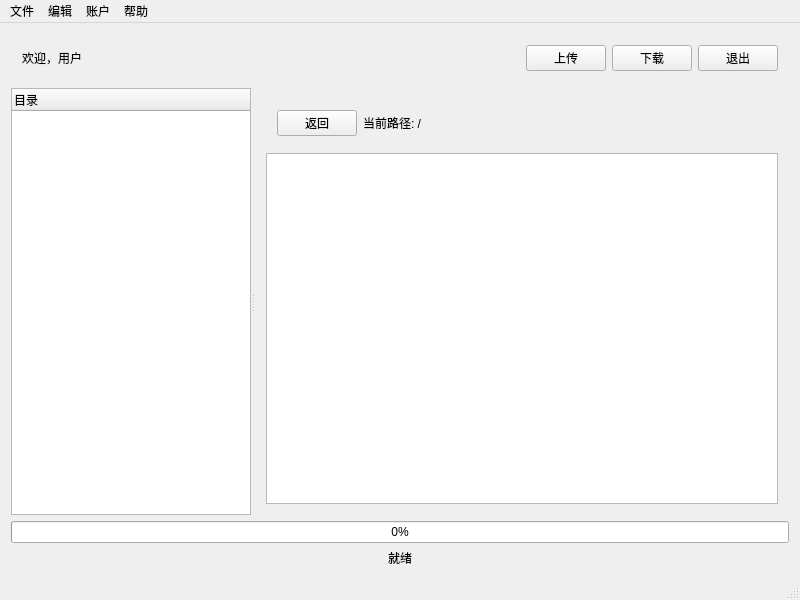
frankenstein27/MyNetDisk, file WangPanClient/mainwindow.ui: the form before one commit.
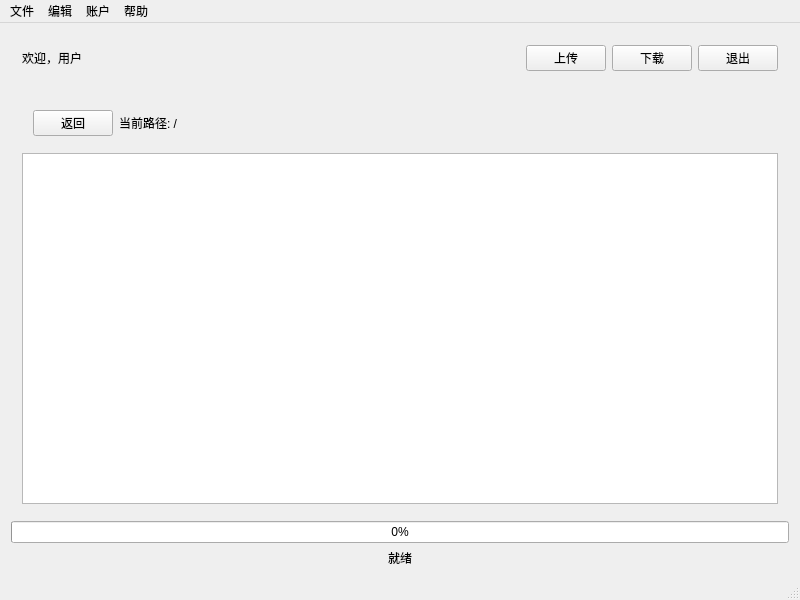
The form after the commit.

```diff
--- a/WangPanClient/mainwindow.ui
+++ b/WangPanClient/mainwindow.ui
@@ -85,43 +85,6 @@
       <property name="orientation">
        <enum>Qt::Horizontal</enum>
       </property>
-      <widget class="QTreeWidget" name="directoryTree">
-       <property name="sizePolicy">
-        <sizepolicy hsizetype="Minimum" vsizetype="Expanding">
-         <horstretch>0</horstretch>
-         <verstretch>0</verstretch>
-        </sizepolicy>
-       </property>
-       <property name="minimumSize">
-        <size>
-         <width>120</width>
-         <height>0</height>
-        </size>
-       </property>
-       <property name="maximumSize">
-        <size>
-         <width>240</width>
-         <height>16777215</height>
-        </size>
-       </property>
-       <property name="sizeIncrement">
-        <size>
-         <width>2</width>
-         <height>2</height>
-        </size>
-       </property>
-       <property name="baseSize">
-        <size>
-         <width>50</width>
-         <height>50</height>
-        </size>
-       </property>
-       <column>
-        <property name="text">
-         <string>目录</string>
-        </property>
-       </column>
-      </widget>
       <widget class="QWidget" name="fileWidget" native="true">
        <layout class="QVBoxLayout" name="verticalLayout_2">
         <item>
```
Left out of the diff: 12 changed lines with no effect on the pictures.
